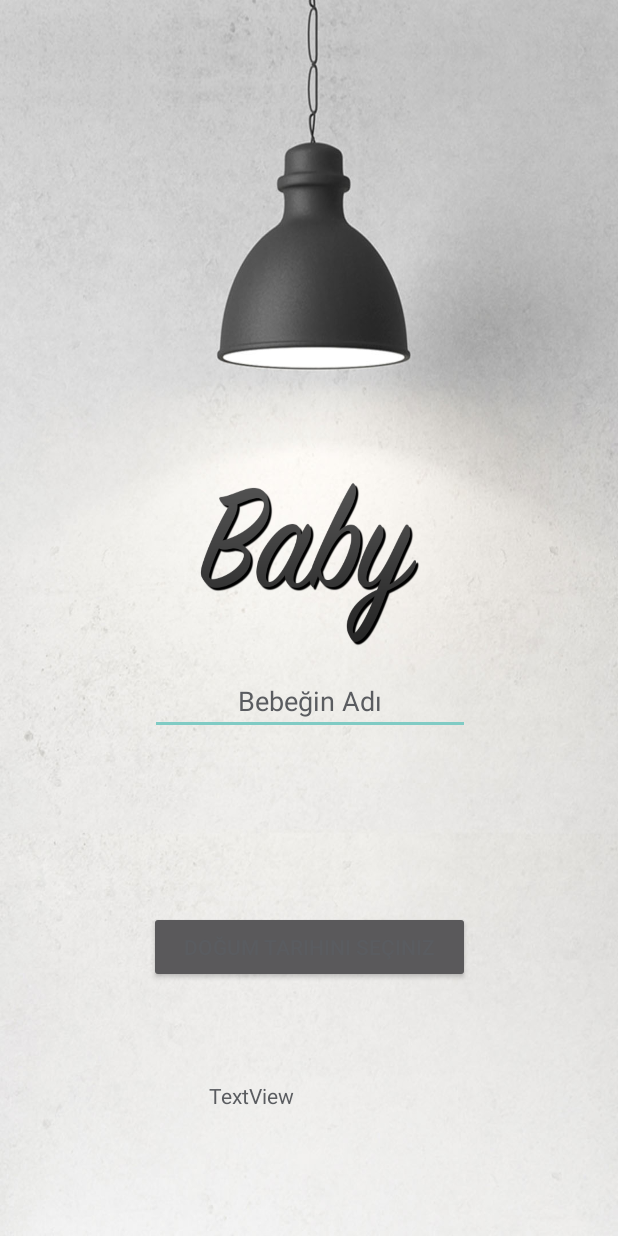
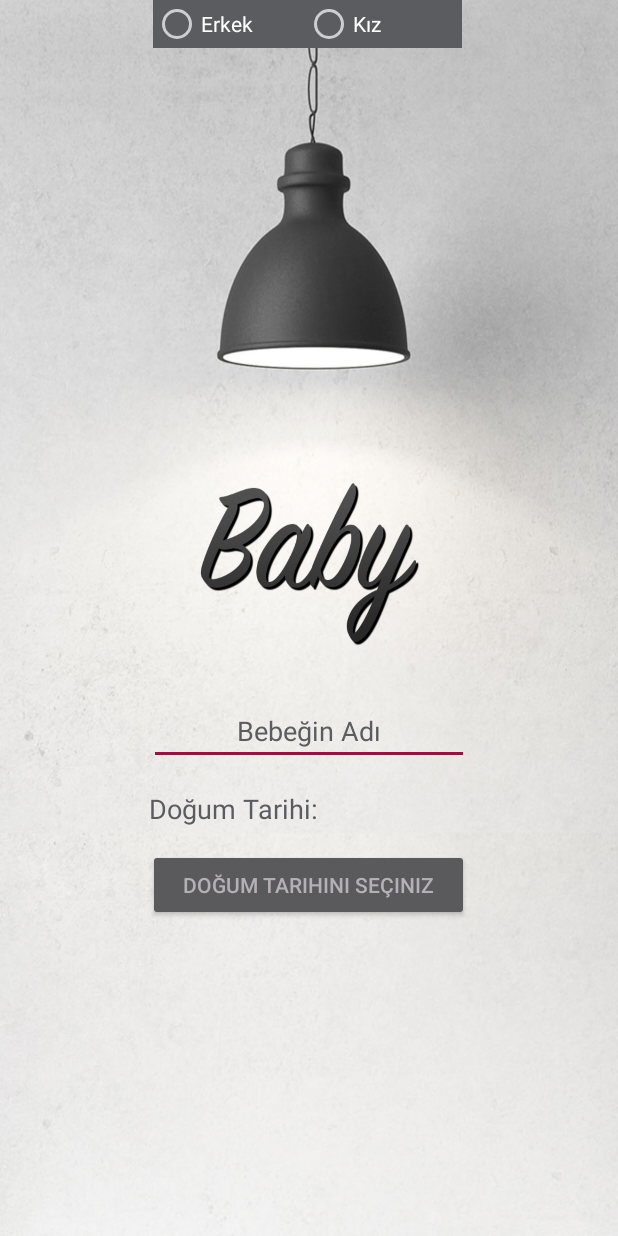
Before and after one commit to didemlaloglu/Baby, an Android app: the screen it shows after launch (IntroActivity), on a phone screen of 412 x 824 dp. Run offline under Robolectric (Android 15) with nearby library versions, the phone set to English and light mode, and no system bars.

Commit message:
continue to IntroActivity

```diff
--- a/app/src/main/java/com/asosia/baby/IntroActivity.java
+++ b/app/src/main/java/com/asosia/baby/IntroActivity.java
@@ -2,11 +2,12 @@ package com.asosia.baby;
 
 import android.app.DatePickerDialog;
 import android.app.Dialog;
+import android.support.annotation.NonNull;
 import android.support.v4.app.DialogFragment;
-import android.support.v4.app.FragmentManager;
 import android.support.v7.app.AppCompatActivity;
 import android.os.Bundle;
 import android.view.View;
+import android.widget.Button;
 import android.widget.DatePicker;
 import android.widget.EditText;
 import android.widget.TextView;
@@ -18,6 +19,7 @@ import java.util.GregorianCalendar;
 public class IntroActivity extends AppCompatActivity implements View.OnClickListener, DatePickerDialog.OnDateSetListener {
 
     public EditText babyName;
+    public Button birthday;
     @Override
     protected void onCreate(Bundle savedInstanceState) {
         super.onCreate(savedInstanceState);
@@ -41,7 +43,9 @@ public class IntroActivity extends AppCompatActivity implements View.OnClickList
 
     private void setDate(final Calendar c) {
         final DateFormat dateformat = DateFormat.getDateInstance(DateFormat.MEDIUM);
-        ((TextView) findViewById(R.id.textView)).setText(dateformat.format(c.getTime()));
+        ((TextView) findViewById(R.id.textView)).setText(getString(R.string.baby_datetextview) +" "+ dateformat.format(c.getTime()));
+        birthday = findViewById(R.id.buttonBirthday);
+        birthday.setText("Doğum Tarihi Seçildi");
     }
 
     @Override
@@ -53,6 +57,7 @@ public class IntroActivity extends AppCompatActivity implements View.OnClickList
 
     public static class DatePickerFragment extends DialogFragment {
 
+        @NonNull
         @Override
         public Dialog onCreateDialog(Bundle savedInstanceState) {
             final Calendar c = Calendar.getInstance();
--- a/app/src/main/res/layout/activity_intro.xml
+++ b/app/src/main/res/layout/activity_intro.xml
@@ -23,43 +23,80 @@
         android:text="@string/baby_name"
         android:textAlignment="center"
         android:textColor="#5a5c60"
+        android:textSize="18sp"
+        android:theme="@style/customEditText"
         app:layout_constraintBottom_toBottomOf="parent"
-        app:layout_constraintHorizontal_bias="0.502"
         app:layout_constraintLeft_toLeftOf="parent"
         app:layout_constraintRight_toRightOf="parent"
         app:layout_constraintTop_toTopOf="parent"
-        app:layout_constraintVertical_bias="0.571" />
+        app:layout_constraintVertical_bias="0.597" />
 
     <Button
-        android:id="@+id/button"
+        android:id="@+id/buttonBirthday"
         android:layout_width="214dp"
         android:layout_height="wrap_content"
-        android:layout_marginBottom="152dp"
         android:layout_marginEnd="8dp"
         android:layout_marginRight="148dp"
         android:layout_marginStart="8dp"
-        android:layout_marginTop="8dp"
+        android:layout_marginTop="56dp"
+        android:onClick="datePicker"
         android:text="@string/baby_datebutton"
-        android:textColor="#5a5c60"
-        android:onClick="datePicker"
-        app:layout_constraintBottom_toBottomOf="parent"
+        android:textColor="#b4b0b7"
         app:layout_constraintEnd_toEndOf="parent"
+        app:layout_constraintHorizontal_bias="0.497"
         app:layout_constraintRight_toRightOf="parent"
         app:layout_constraintStart_toStartOf="parent"
-        app:layout_constraintTop_toBottomOf="@+id/babyName"
-        app:layout_constraintVertical_bias="0.866" />
+        app:layout_constraintTop_toBottomOf="@+id/babyName" />
 
     <TextView
         android:id="@+id/textView"
-        android:layout_width="134dp"
-        android:layout_height="38dp"
+        android:layout_width="228dp"
+        android:layout_height="44dp"
         android:layout_marginBottom="8dp"
+        android:layout_marginEnd="8dp"
+        android:layout_marginStart="8dp"
         android:layout_marginTop="8dp"
-        android:text="TextView"
+        android:freezesText="false"
+        android:gravity="center_vertical|left"
+        android:text="@string/baby_datetextview"
         android:textColor="#5a5c60"
-        app:layout_constraintBottom_toBottomOf="parent"
+        android:textSize="18sp"
+        app:layout_constraintBottom_toTopOf="@+id/buttonBirthday"
+        app:layout_constraintEnd_toEndOf="parent"
+        app:layout_constraintHorizontal_bias="0.482"
+        app:layout_constraintRight_toRightOf="parent"
+        app:layout_constraintStart_toStartOf="@+id/guideline"
+        app:layout_constraintTop_toBottomOf="@+id/babyName"
+        app:layout_constraintVertical_bias="0.275" />
+
+    <LinearLayout
+        android:layout_width="206dp"
+        android:layout_height="52dp"
+        app:layout_constraintHorizontal_bias="0.496"
         app:layout_constraintLeft_toLeftOf="parent"
         app:layout_constraintRight_toRightOf="parent"
-        app:layout_constraintTop_toBottomOf="@+id/button" />
+        tools:layout_editor_absoluteY="515dp">
+
+        <RadioGroup
+            android:layout_width="match_parent"
+            android:layout_height="match_parent"
+            android:orientation="horizontal">
+
+            <RadioButton
+                android:id="@+id/radioButton7"
+                android:layout_width="48dp"
+                android:layout_height="wrap_content"
+                android:layout_weight="1"
+                android:background="#5a5c60"
+                android:text="@string/sex_m" />
+
+            <RadioButton
+                android:layout_width="wrap_content"
+                android:layout_height="wrap_content"
+                android:layout_weight="1"
+                android:background="#5a5c60"
+                android:text="@string/sex_f" />
+        </RadioGroup>
+    </LinearLayout>
 
 </android.support.constraint.ConstraintLayout>
--- a/app/src/main/res/values/colors.xml
+++ b/app/src/main/res/values/colors.xml
@@ -3,4 +3,6 @@
     <color name="colorPrimary">#3F51B5</color>
     <color name="colorPrimaryDark">#303F9F</color>
     <color name="colorAccent">#FF4081</color>
+    <color name="colorCustomETA">#d93c4045</color>
+    <color name="colorCustomETB">#a90940</color>
 </resources>
--- a/app/src/main/res/values/strings.xml
+++ b/app/src/main/res/values/strings.xml
@@ -2,4 +2,7 @@
     <string name="app_name">Baby</string>
     <string name="baby_name">Bebeğin Adı</string>
     <string name="baby_datebutton">Doğum Tarihini Seçiniz</string>
+    <string name="baby_datetextview">Doğum Tarihi:</string>
+    <string name="sex_m">Erkek</string>
+    <string name="sex_f">Kız</string>
 </resources>
--- a/app/src/main/res/values/styles.xml
+++ b/app/src/main/res/values/styles.xml
@@ -8,4 +8,9 @@
         <item name="colorAccent">@color/colorAccent</item>
     </style>
 
+    <style name="customEditText" parent="Theme.AppCompat.Light.DarkActionBar">
+        <item name="colorControlNormal">@color/colorCustomETA</item>
+        <item name="colorControlActivated">@color/colorCustomETB</item>
+    </style>
+
 </resources>
```
